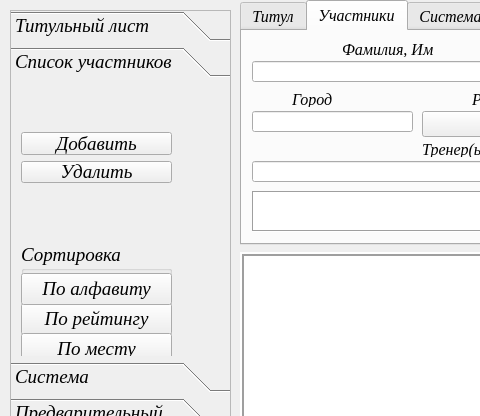
Above: main_window.ui from Kaspar0810/Competitions_TT_SQL before the change; both pictures show x 0 to 480 and y 0 to 416 of the 1396 by 698 pixel window. Below: the same form after it.
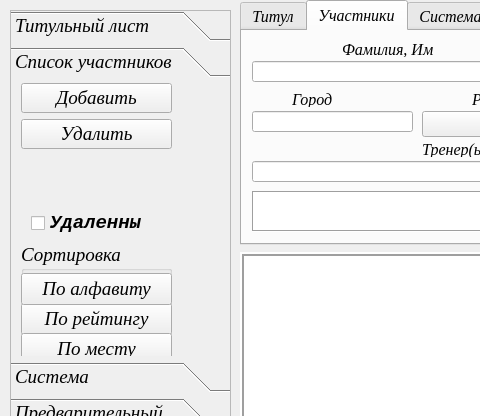
That is the form after the change.

Commit message: восстановление игрока из таблицы удаленные

The edit to the form file:
```diff
--- a/main_window.ui
+++ b/main_window.ui
@@ -3067,9 +3067,9 @@
       <property name="geometry">
        <rect>
         <x>10</x>
-        <y>49</y>
+        <y>0</y>
         <width>151</width>
-        <height>51</height>
+        <height>66</height>
        </rect>
       </property>
       <layout class="QVBoxLayout" name="verticalLayout_2">
@@ -3089,6 +3089,30 @@
        </item>
       </layout>
      </widget>
+     <widget class="QCheckBox" name="checkBox_6">
+      <property name="geometry">
+       <rect>
+        <x>20</x>
+        <y>130</y>
+        <width>111</width>
+        <height>20</height>
+       </rect>
+      </property>
+      <property name="font">
+       <font>
+        <family>Courier New</family>
+        <pointsize>14</pointsize>
+        <weight>75</weight>
+        <bold>true</bold>
+       </font>
+      </property>
+      <property name="text">
+       <string>Удаленные</string>
+      </property>
+      <property name="checkable">
+       <bool>true</bool>
+      </property>
+     </widget>
     </widget>
     <widget class="QWidget" name="page_6">
      <property name="geometry">
```
Left out of the diff: 20 changed lines with no effect on the pictures. The commit also changes 3 other files.
